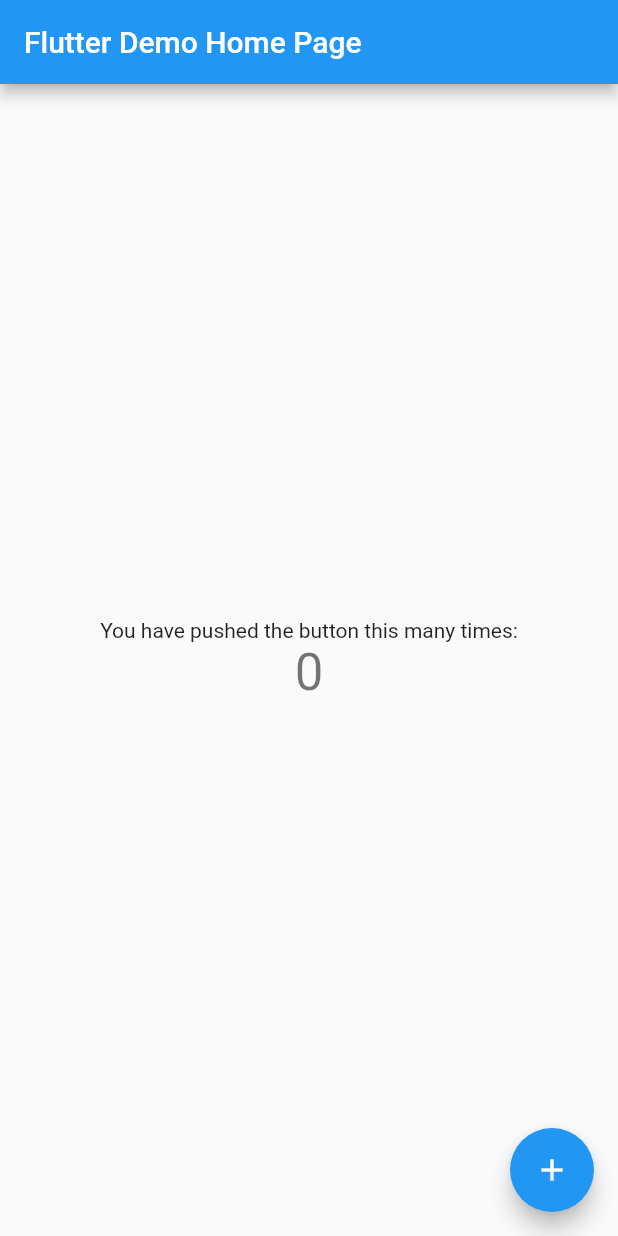
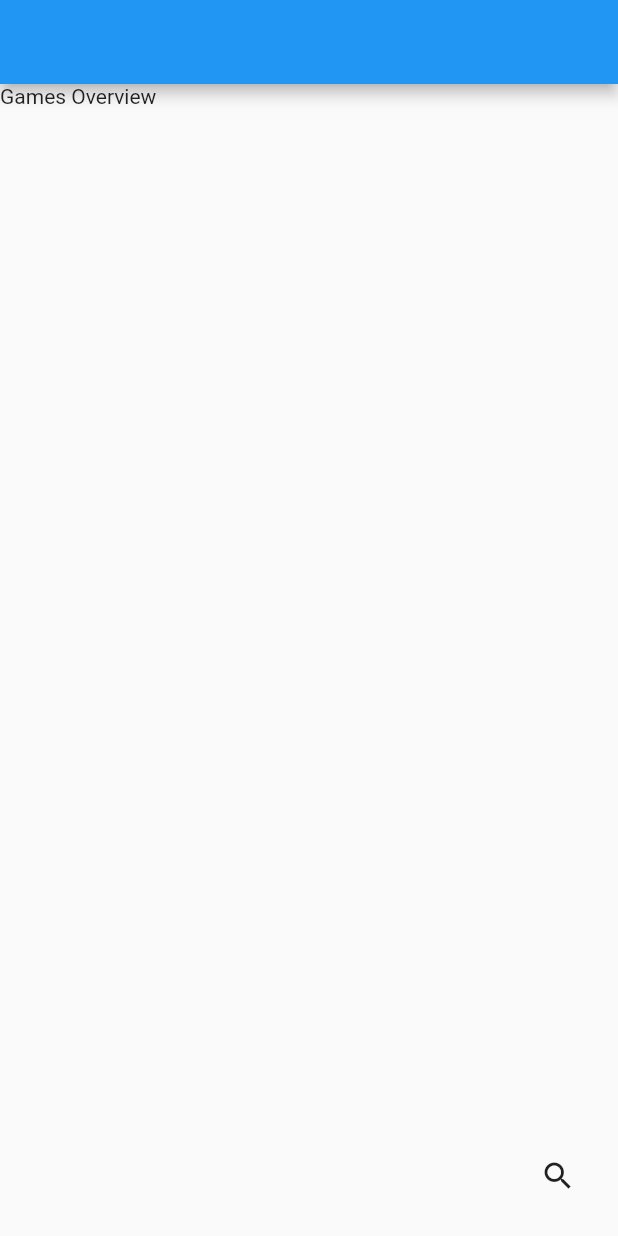
Before and after one commit to bleibdirtroy/after_release_tracker, a Flutter app: the screen it shows after launch, on a phone screen of 412 x 824 dp. Run offline on Flutter 3.47's test engine with Material 2 defaults, Android fonts, the phone set to English and light mode, and no system bars.

Commit message:
normal routing

```diff
--- /dev/null
+++ b/lib/games/game_info.dart
@@ -0,0 +1,12 @@
+import 'package:flutter/material.dart';
+
+class GameInfo extends StatelessWidget {
+  const GameInfo({Key? key}) : super(key: key);
+
+  @override
+  Widget build(BuildContext context) {
+    return Scaffold(
+      body: Text("Games Info"),
+    );
+  }
+}
--- /dev/null
+++ b/lib/games/games_overview.dart
@@ -0,0 +1,20 @@
+import 'package:after_release_tracker/utils/default_app_bar.dart';
+import 'package:flutter/material.dart';
+
+class GamesOverview extends StatelessWidget {
+  const GamesOverview({Key? key}) : super(key: key);
+
+  @override
+  Widget build(BuildContext context) {
+    return Scaffold(
+      appBar: DefaultAppBar(),
+      body: Text("Games Overview"),
+      floatingActionButton: IconButton(
+        icon: Icon(Icons.search),
+        onPressed: () {
+          Navigator.pushNamed(context, '/search');
+        },
+      ),
+    );
+  }
+}
--- a/lib/main.dart
+++ b/lib/main.dart
@@ -1,115 +1,31 @@
+import 'package:after_release_tracker/games/games_overview.dart';
+import 'package:after_release_tracker/search/search_page.dart';
 import 'package:flutter/material.dart';
 
 void main() {
-  runApp(const MyApp());
+  runApp(MyApp());
 }
 
-class MyApp extends StatelessWidget {
-  const MyApp({Key? key}) : super(key: key);
+class MyApp extends StatefulWidget {
+  static const String _title = 'Flutter Code Sample';
 
-  // This widget is the root of your application.
+  @override
+  State<MyApp> createState() => _MyAppState();
+}
+
+class _MyAppState extends State<MyApp> {
   @override
   Widget build(BuildContext context) {
     return MaterialApp(
-      title: 'Flutter Demo',
+      title: MyApp._title,
       theme: ThemeData(
-        // This is the theme of your application.
-        //
-        // Try running your application with "flutter run". You'll see the
-        // application has a blue toolbar. Then, without quitting the app, try
-        // changing the primarySwatch below to Colors.green and then invoke
-        // "hot reload" (press "r" in the console where you ran "flutter run",
-        // or simply save your changes to "hot reload" in a Flutter IDE).
-        // Notice that the counter didn't reset back to zero; the application
-        // is not restarted.
         primarySwatch: Colors.blue,
       ),
-      home: const MyHomePage(title: 'Flutter Demo Home Page'),
+      initialRoute: '/my_games',
+      routes: {
+        '/my_games': (context) => const GamesOverview(),
+        '/search': (context) => const SearchPage(),
+      },
     );
   }
 }
-
-class MyHomePage extends StatefulWidget {
-  const MyHomePage({Key? key, required this.title}) : super(key: key);
-
-  // This widget is the home page of your application. It is stateful, meaning
-  // that it has a State object (defined below) that contains fields that affect
-  // how it looks.
-
-  // This class is the configuration for the state. It holds the values (in this
-  // case the title) provided by the parent (in this case the App widget) and
-  // used by the build method of the State. Fields in a Widget subclass are
-  // always marked "final".
-
-  final String title;
-
-  @override
-  State<MyHomePage> createState() => _MyHomePageState();
-}
-
-class _MyHomePageState extends State<MyHomePage> {
-  int _counter = 0;
-
-  void _incrementCounter() {
-    setState(() {
-      // This call to setState tells the Flutter framework that something has
-      // changed in this State, which causes it to rerun the build method below
-      // so that the display can reflect the updated values. If we changed
-      // _counter without calling setState(), then the build method would not be
-      // called again, and so nothing would appear to happen.
-      _counter++;
-    });
-  }
-
-  @override
-  Widget build(BuildContext context) {
-    // This method is rerun every time setState is called, for instance as done
-    // by the _incrementCounter method above.
-    //
-    // The Flutter framework has been optimized to make rerunning build methods
-    // fast, so that you can just rebuild anything that needs updating rather
-    // than having to individually change instances of widgets.
-    return Scaffold(
-      appBar: AppBar(
-        // Here we take the value from the MyHomePage object that was created by
-        // the App.build method, and use it to set our appbar title.
-        title: Text(widget.title),
-      ),
-      body: Center(
-        // Center is a layout widget. It takes a single child and positions it
-        // in the middle of the parent.
-        child: Column(
-          // Column is also a layout widget. It takes a list of children and
-          // arranges them vertically. By default, it sizes itself to fit its
-          // children horizontally, and tries to be as tall as its parent.
-          //
-          // Invoke "debug painting" (press "p" in the console, choose the
-          // "Toggle Debug Paint" action from the Flutter Inspector in Android
-          // Studio, or the "Toggle Debug Paint" command in Visual Studio Code)
-          // to see the wireframe for each widget.
-          //
-          // Column has various properties to control how it sizes itself and
-          // how it positions its children. Here we use mainAxisAlignment to
-          // center the children vertically; the main axis here is the vertical
-          // axis because Columns are vertical (the cross axis would be
-          // horizontal).
-          mainAxisAlignment: MainAxisAlignment.center,
-          children: <Widget>[
-            const Text(
-              'You have pushed the button this many times:',
-            ),
-            Text(
-              '$_counter',
-              style: Theme.of(context).textTheme.headline4,
-            ),
-          ],
-        ),
-      ),
-      floatingActionButton: FloatingActionButton(
-        onPressed: _incrementCounter,
-        tooltip: 'Increment',
-        child: const Icon(Icons.add),
-      ), // This trailing comma makes auto-formatting nicer for build methods.
-    );
-  }
-}
--- a/pubspec.yaml
+++ b/pubspec.yaml
@@ -34,6 +34,9 @@ dependencies:
   # The following adds the Cupertino Icons font to your application.
   # Use with the CupertinoIcons class for iOS style icons.
   cupertino_icons: ^1.0.2
+  http: ^0.13.4
+  fluro: ^2.0.3
+  curved_navigation_bar: ^1.0.2
 
 dev_dependencies:
   flutter_test:
```
Also changed, not shown: lib/search/search_field.dart (added, +10 -0 lines), lib/search/search_page.dart (added, +14 -0 lines), lib/utils/default_app_bar.dart (added, +12 -0 lines), pubspec.lock, 1 other file.
